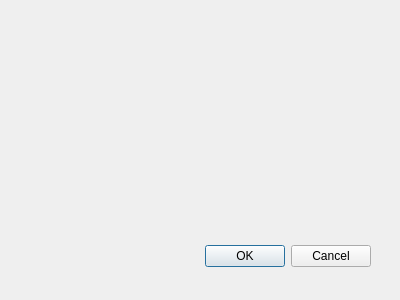
First picture: the form in plugin_load_times_dialog_base.ui, repository mstuyts/Plugin-Load-Times, before the edit.
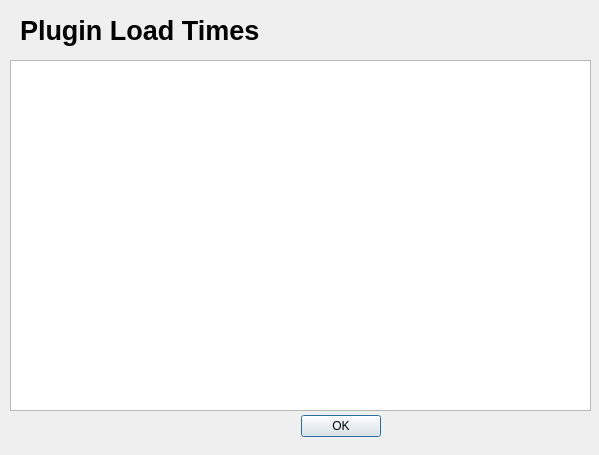
Second picture: the form after the edit.

Commit message: first update to dialog box

```diff
--- a/plugin_load_times_dialog_base.ui
+++ b/plugin_load_times_dialog_base.ui
@@ -1,22 +1,22 @@
 <ui version="4.0" >
  <class>PluginLoadTimesDialogBase</class>
- <widget class="QDialog" name="PluginLoadTimesDialogBase" >
-  <property name="geometry" >
+ <widget class="QDialog" name="PluginLoadTimesDialogBase">
+  <property name="geometry">
    <rect>
     <x>0</x>
     <y>0</y>
-    <width>400</width>
-    <height>300</height>
+    <width>599</width>
+    <height>455</height>
    </rect>
   </property>
   <property name="windowTitle" >
    <string>Plugin Load Times</string>
   </property>
-  <widget class="QDialogButtonBox" name="button_box" >
-   <property name="geometry" >
+  <widget class="QDialogButtonBox" name="button_box">
+   <property name="geometry">
     <rect>
-     <x>30</x>
-     <y>240</y>
+     <x>40</x>
+     <y>410</y>
      <width>341</width>
      <height>32</height>
     </rect>
@@ -24,8 +24,37 @@
    <property name="orientation" >
     <enum>Qt::Horizontal</enum>
    </property>
-   <property name="standardButtons" >
-    <set>QDialogButtonBox::Cancel|QDialogButtonBox::Ok</set>
+   <property name="standardButtons">
+    <set>QDialogButtonBox::Ok</set>
+   </property>
+  </widget>
+  <widget class="QTextBrowser" name="showloadtimes">
+   <property name="geometry">
+    <rect>
+     <x>10</x>
+     <y>60</y>
+     <width>581</width>
+     <height>351</height>
+    </rect>
+   </property>
+  </widget>
+  <widget class="QLabel" name="label">
+   <property name="geometry">
+    <rect>
+     <x>20</x>
+     <y>10</y>
+     <width>371</width>
+     <height>41</height>
+    </rect>
+   </property>
+   <property name="text">
+    <string>&lt;html&gt;&lt;head/&gt;&lt;body&gt;&lt;p&gt;&lt;span style=&quot; font-size:20pt; font-weight:600;&quot;&gt;Plugin Load Times&lt;/span&gt;&lt;/p&gt;&lt;/body&gt;&lt;/html&gt;</string>
+   </property>
+   <property name="textFormat">
+    <enum>Qt::RichText</enum>
+   </property>
+   <property name="textInteractionFlags">
+    <set>Qt::NoTextInteraction</set>
    </property>
   </widget>
  </widget>
```
Left out of the diff: 31 changed lines with no effect on the pictures. The commit also changes 2 other files.
